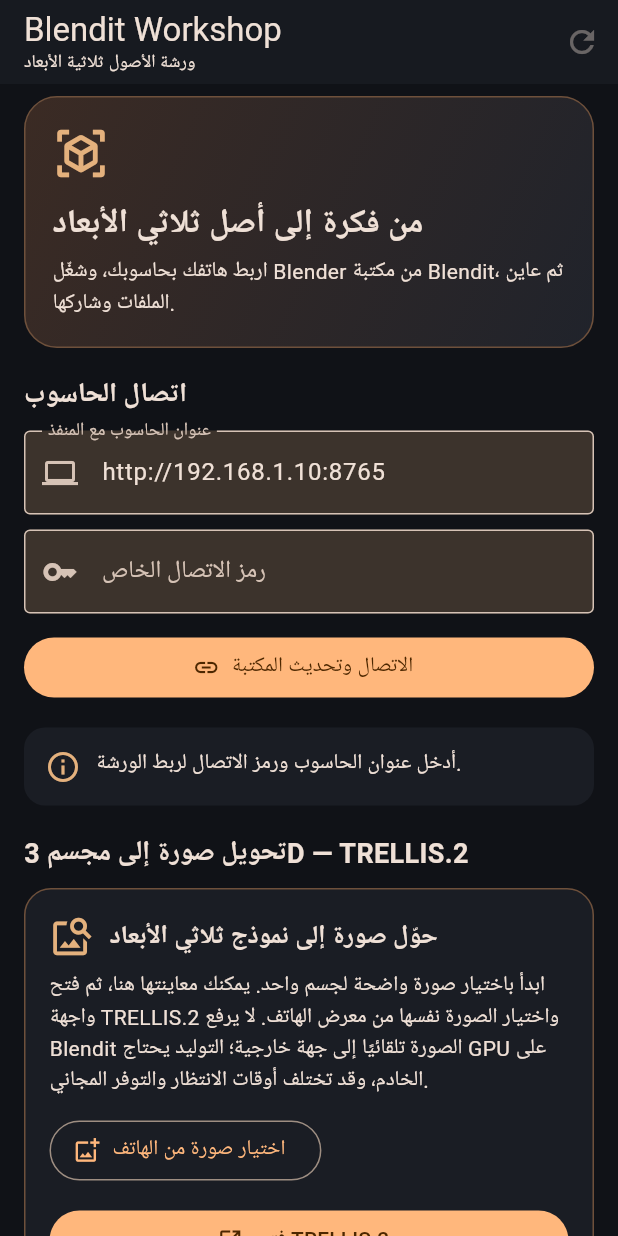
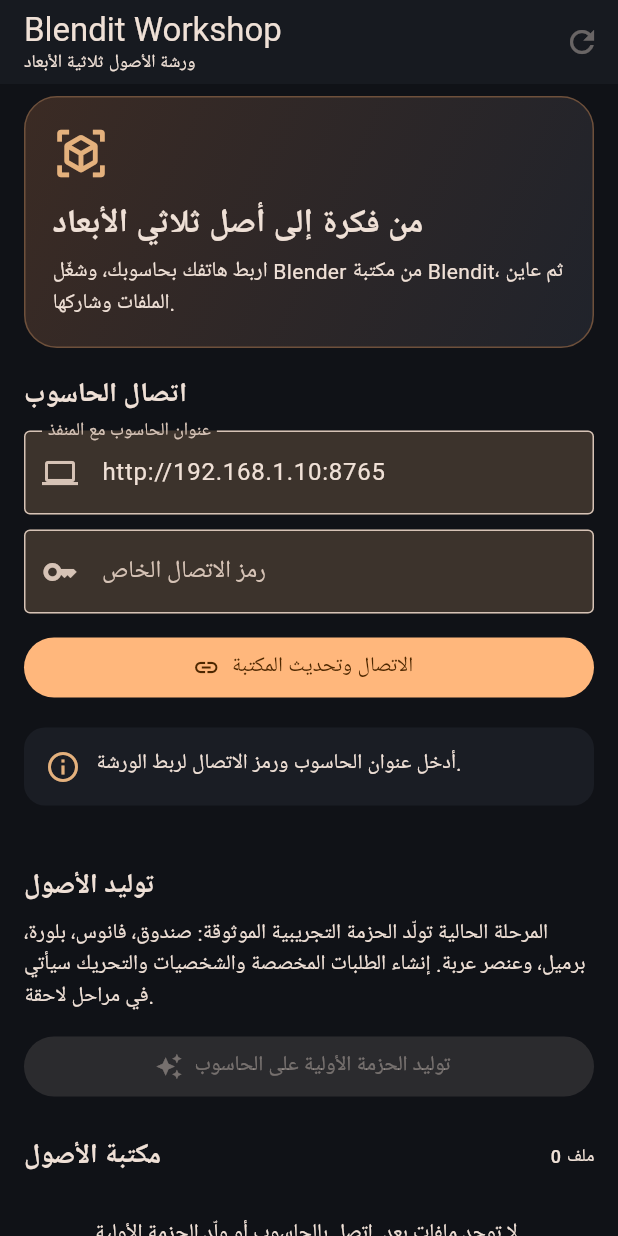
Before and after one commit to bdssmdkacem-dot/Blendit, a Flutter app: the screen it shows after launch, on a phone screen of 412 x 824 dp. Run offline on Flutter 3.47's test engine with Material 3 defaults, Android fonts, the phone set to English and light mode, and no system bars; our stand-ins replace share_plus.

Commit message:
Remove TRELLIS.2 workflow from Blendit app

```diff
--- a/android_app/lib/main.dart
+++ b/android_app/lib/main.dart
@@ -4,10 +4,8 @@
 
 import 'package:flutter/material.dart';
 import 'package:http/http.dart' as http;
-import 'package:image_picker/image_picker.dart';
 import 'package:path_provider/path_provider.dart';
 import 'package:share_plus/share_plus.dart';
-import 'package:url_launcher/url_launcher.dart';
 
 void main() => runApp(const BlenditApp());
 
@@ -74,8 +72,6 @@
   bool _busy = false;
   bool _connected = false;
   Timer? _pollTimer;
-  final ImagePicker _imagePicker = ImagePicker();
-  XFile? _sourceImage;
 
   String get _baseUrl => _hostController.text.trim().replaceAll(RegExp(r'/+$'), '');
   Map<String, String> get _headers => {
@@ -213,44 +209,6 @@
     }
   }
 
-  Future<void> _pickSourceImage() async {
-    try {
-      final image = await _imagePicker.pickImage(
-        source: ImageSource.gallery,
-        imageQuality: 92,
-        maxWidth: 2048,
-        maxHeight: 2048,
-      );
-      if (image == null || !mounted) return;
-      final size = await File(image.path).length();
-      if (size > 20 * 1024 * 1024) {
-        setState(() => _status = 'الصورة أكبر من 20 ميغابايت. اختر صورة أصغر لتسهيل الرفع.');
-        return;
-      }
-      setState(() {
-        _sourceImage = image;
-        _status = 'تم اختيار الصورة. افتح TRELLIS.2 ثم اختر الصورة نفسها من معرض الهاتف لبدء التوليد.';
-      });
-    } catch (error) {
-      if (mounted) setState(() => _status = 'تعذّر اختيار الصورة: $error');
-    }
-  }
-
-  Future<void> _openTrellis() async {
-    final uri = Uri.parse('https://huggingface.co/spaces/microsoft/TRELLIS.2');
-    try {
-      final opened = await launchUrl(uri, mode: LaunchMode.externalApplication);
-      if (!mounted) return;
-      if (!opened) {
-        setState(() => _status = 'تعذّر فتح TRELLIS.2. تحقق من اتصال الإنترنت ثم أعد المحاولة.');
-      } else if (_sourceImage != null) {
-        setState(() => _status = 'فتحنا TRELLIS.2. لأسباب الخصوصية لا نرفع الصورة تلقائيًا؛ اختر الصورة المحددة يدويًا داخل صفحة الخدمة.');
-      }
-    } catch (error) {
-      if (mounted) setState(() => _status = 'تعذّر فتح TRELLIS.2: $error');
-    }
-  }
-
   Future<void> _download(AssetFile asset) async {
     setState(() => _status = 'جارٍ تجهيز ${asset.name} للمشاركة...');
     try {
@@ -368,80 +326,6 @@
               ),
             ),
             const SizedBox(height: 18),
-            _sectionTitle('تحويل صورة إلى مجسم 3D — TRELLIS.2'),
-            const SizedBox(height: 10),
-            Container(
-              padding: const EdgeInsets.all(16),
-              decoration: BoxDecoration(
-                color: const Color(0xFF1A1D24),
-                borderRadius: BorderRadius.circular(18),
-                border: Border.all(color: const Color(0xFF6E503B)),
-              ),
-              child: Column(
-                crossAxisAlignment: CrossAxisAlignment.start,
-                children: [
-                  const Row(
-                    children: [
-                      Icon(Icons.image_search, color: Color(0xFFE4B17D), size: 30),
-                      SizedBox(width: 10),
-                      Expanded(
-                        child: Text(
-                          'حوّل صورة إلى نموذج ثلاثي الأبعاد',
-                          style: TextStyle(fontSize: 17, fontWeight: FontWeight.bold),
-                        ),
-                      ),
-                    ],
-                  ),
-                  const SizedBox(height: 8),
-                  const Text(
-                    'ابدأ باختيار صورة واضحة لجسم واحد. يمكنك معاينتها هنا، ثم فتح واجهة TRELLIS.2 واختيار الصورة نفسها من معرض الهاتف. '
-                    'لا يرفع Blendit الصورة تلقائيًا إلى جهة خارجية؛ التوليد يحتاج GPU على الخادم، وقد تختلف أوقات الانتظار والتوفر المجاني.',
-                  ),
-                  const SizedBox(height: 12),
-                  OutlinedButton.icon(
-                    onPressed: _pickSourceImage,
-                    icon: const Icon(Icons.add_photo_alternate_outlined),
-                    label: Text(_sourceImage == null ? 'اختيار صورة من الهاتف' : 'تغيير الصورة المختارة'),
-                  ),
-                  if (_sourceImage != null) ...[
-                    const SizedBox(height: 12),
-                    ClipRRect(
-                      borderRadius: BorderRadius.circular(12),
-                      child: Image.file(
-                        File(_sourceImage!.path),
-                        height: 220,
-                        width: double.infinity,
-                        fit: BoxFit.contain,
-                        errorBuilder: (context, error, stackTrace) => const SizedBox(
-                          height: 80,
-                          child: Center(child: Text('تعذّرت معاينة الصورة المختارة')),
-                        ),
-                      ),
-                    ),
-                    const SizedBox(height: 6),
-                    Text(_sourceImage!.name, maxLines: 1, overflow: TextOverflow.ellipsis,
-                      style: const TextStyle(color: Colors.white70, fontSize: 12)),
-                    Align(
-                      alignment: AlignmentDirectional.centerEnd,
-                      child: TextButton.icon(
-                        onPressed: () => setState(() => _sourceImage = null),
-                        icon: const Icon(Icons.close),
-                        label: const Text('إزالة الصورة'),
-                      ),
-                    ),
-                  ],
-                  const SizedBox(height: 12),
-                  SizedBox(
-                    width: double.infinity,
-                    child: FilledButton.icon(
-                      onPressed: _openTrellis,
-                      icon: const Icon(Icons.open_in_new),
-                      label: const Text('فتح TRELLIS.2'),
-                    ),
-                  ),
-                ],
-              ),
-            ),
             const SizedBox(height: 22),
             _sectionTitle('توليد الأصول'),
             const SizedBox(height: 8),
```
